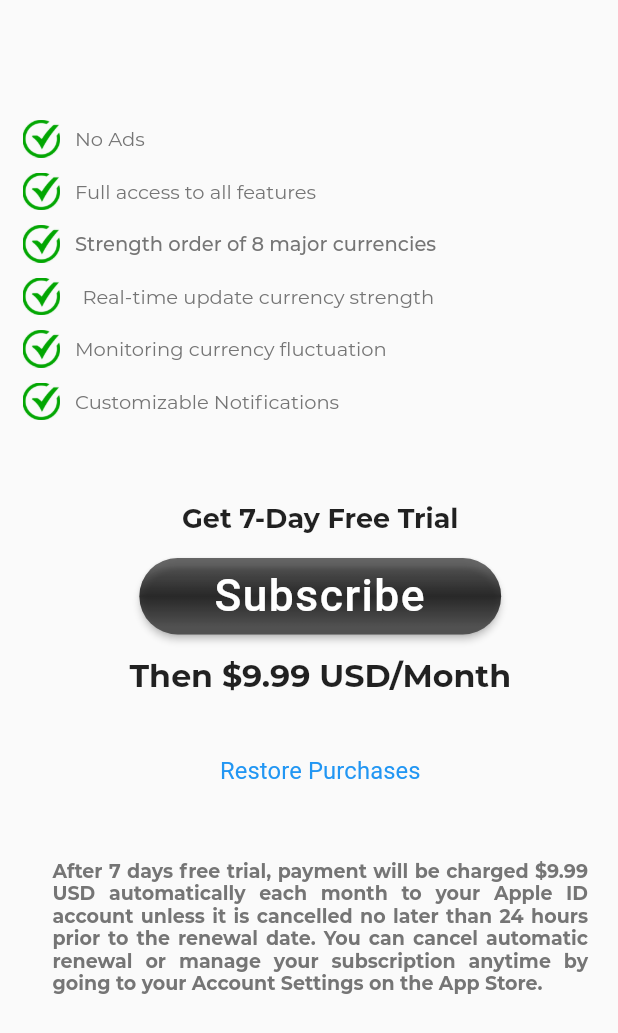
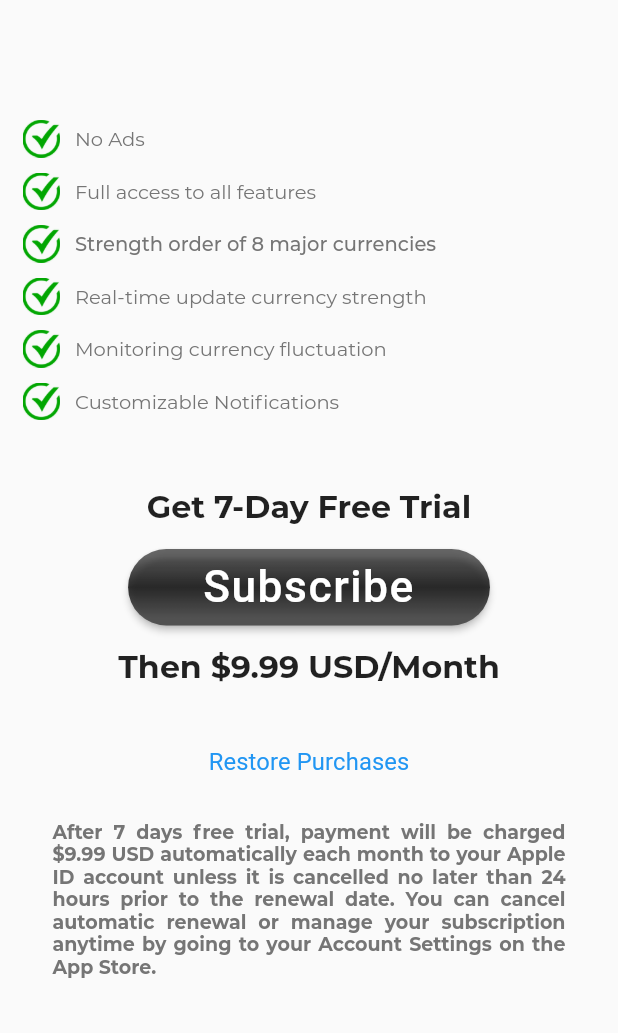
Before and after one commit to mg7237/fxpower_ios, a Flutter app: the SubscriptionPage widget shown alone on an empty page, opened directly with empty values, on a phone screen of 412 x 824 dp. Shown: the top 1033 px of the screen. Run offline on Flutter 3.47's test engine with Material 2 defaults, Android fonts, the phone set to English and light mode, and no system bars; our stand-ins replace device_info, firebase_core, firebase_messaging, flutter_rating_bar, flutter_swiper, loading_overlay and 3 more; missing offline and left inert: dart:ffi, flutter_inapp_purchase, swipedetector; accounts and stored records are empty; network calls fail; project files that could hold a hidden picture were left out.

Commit message:
Version 1.0 release to app store

```diff
--- a/lib/main.dart
+++ b/lib/main.dart
@@ -490,7 +490,7 @@ class _SubscriptionPageState extends State<SubscriptionPage> {
   Widget build(BuildContext context) {
     return Material(
       child: Container(
-          padding: EdgeInsets.only(top: 80, left: 15),
+          padding: EdgeInsets.only(top: 80, left: ipad ? 25 : 15, right: ipad ? 25 : 15),
           child: Column(children: [
             Row(
               children: [
@@ -500,10 +500,10 @@ class _SubscriptionPageState extends State<SubscriptionPage> {
                     child: Image(
                         image:
                             AssetImage('assets/success-green-check-mark.png'))),
-                SizedBox(width: 10),
+                SizedBox(width: ipad? 20 : 10),
                 Text("No Ads",
                     style: TextStyle(
-                      fontSize: 13,
+                      fontSize: ipad? 15: 13,
                       color: Colors.grey[600],
                       fontFamily: "Montserrat",
                     ))
@@ -518,10 +518,10 @@ class _SubscriptionPageState extends State<SubscriptionPage> {
                     child: Image(
                         image:
                             AssetImage('assets/success-green-check-mark.png'))),
-                SizedBox(width: 10),
+                 SizedBox(width: ipad? 20 : 10),
                 Text("Full access to all features",
                     style: TextStyle(
-                      fontSize: 13,
+                      fontSize: ipad? 15: 13,
                       color: Colors.grey[600],
                       fontFamily: "Montserrat",
                     ))
@@ -536,10 +536,10 @@ class _SubscriptionPageState extends State<SubscriptionPage> {
                     child: Image(
                         image:
                             AssetImage('assets/success-green-check-mark.png'))),
-                SizedBox(width: 10),
+                 SizedBox(width: ipad? 20 : 10),
                 Text("Strength order of 8 major currencies",
                     style: TextStyle(
-                        fontSize: 13,
+                        fontSize: ipad? 15: 13,
                         color: Colors.grey[600],
                         fontFamily: "Montserrat",
                         fontWeight: FontWeight.w500))
@@ -554,10 +554,10 @@ class _SubscriptionPageState extends State<SubscriptionPage> {
                     child: Image(
                         image:
                             AssetImage('assets/success-green-check-mark.png'))),
-                SizedBox(width: 15),
+                 SizedBox(width: ipad? 20 : 10),
                 Text("Real-time update currency strength",
                     style: TextStyle(
-                      fontSize: 13,
+                      fontSize: ipad? 15: 13,
                       color: Colors.grey[600],
                       fontFamily: "Montserrat",
                     ))
@@ -572,10 +572,10 @@ class _SubscriptionPageState extends State<SubscriptionPage> {
                     child: Image(
                         image:
                             AssetImage('assets/success-green-check-mark.png'))),
-                SizedBox(width: 10),
+                 SizedBox(width: ipad? 20 : 10),
                 Text("Monitoring currency fluctuation",
                     style: TextStyle(
-                      fontSize: 13,
+                      fontSize: ipad? 15: 13,
                       color: Colors.grey[600],
                       fontFamily: "Montserrat",
                     ))
@@ -590,23 +590,23 @@ class _SubscriptionPageState extends State<SubscriptionPage> {
                     child: Image(
                         image:
                             AssetImage('assets/success-green-check-mark.png'))),
-                SizedBox(width: 10),
+                 SizedBox(width: ipad? 20 : 10),
                 Text("Customizable Notifications",
                     style: TextStyle(
-                      fontSize: 13,
+                      fontSize: ipad? 15: 13,
                       color: Colors.grey[600],
                       fontFamily: "Montserrat",
                     ))
               ],
             ),
             SizedBox(
-              height: 55,
+              height: ipad ? 55 : 45,
             ),
             Text(
               'Get 7-Day Free Trial',
               style: TextStyle(
                 fontFamily: "Montserrat",
-                fontSize: 18,
+                fontSize: 20 * MediaQuery.of(context).size.width / 390,
                 fontWeight: FontWeight.bold,
               ),
             ),
@@ -659,7 +659,7 @@ class _SubscriptionPageState extends State<SubscriptionPage> {
               ),
             ),
             SizedBox(
-              height: ipad ? 12 : 40,
+              height: 40
             ),
             GestureDetector(
               onTap: () async {
@@ -684,7 +684,7 @@ class _SubscriptionPageState extends State<SubscriptionPage> {
                       letterSpacing: 0.1)),
             ),
             SizedBox(
-              height: ipad ? 30 : 50,
+              height: ipad ? 50 : 30,
             ),
             Container(
               padding: EdgeInsets.symmetric(horizontal: 20),
```
Also changed, not shown: 1 other file.
